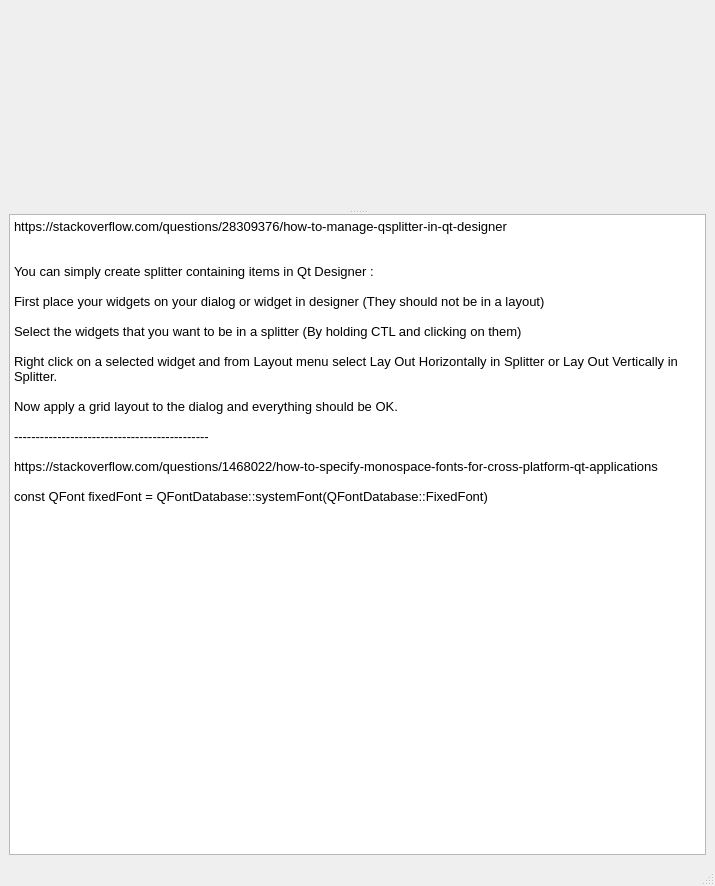
Qt form ui/debug_window.ui (einspunktnull/bfv-hacker-checker) before a commit.
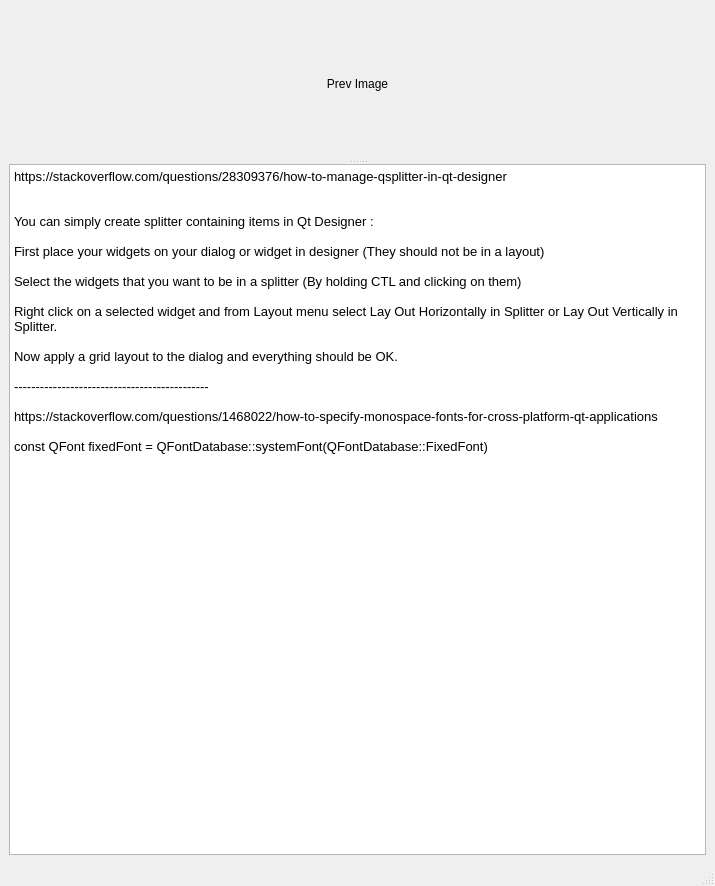
The same form after that commit.

Commit message: debug window sho image what tesseract see

Patch:
```diff
--- a/ui/debug_window.ui
+++ b/ui/debug_window.ui
@@ -51,12 +51,23 @@
        <property name="minimumSize">
         <size>
          <width>0</width>
-         <height>200</height>
+         <height>150</height>
         </size>
        </property>
        <layout class="QGridLayout" name="gridLayout_2">
         <item row="0" column="0">
-         <layout class="QVBoxLayout" name="verticalLayout"/>
+         <layout class="QVBoxLayout" name="verticalLayout">
+          <item>
+           <widget class="QLabel" name="label_image_processed">
+            <property name="text">
+             <string>Prev Image</string>
+            </property>
+            <property name="alignment">
+             <set>Qt::AlignCenter</set>
+            </property>
+           </widget>
+          </item>
+         </layout>
         </item>
        </layout>
       </widget>
```
The commit also changes 7 other files.
